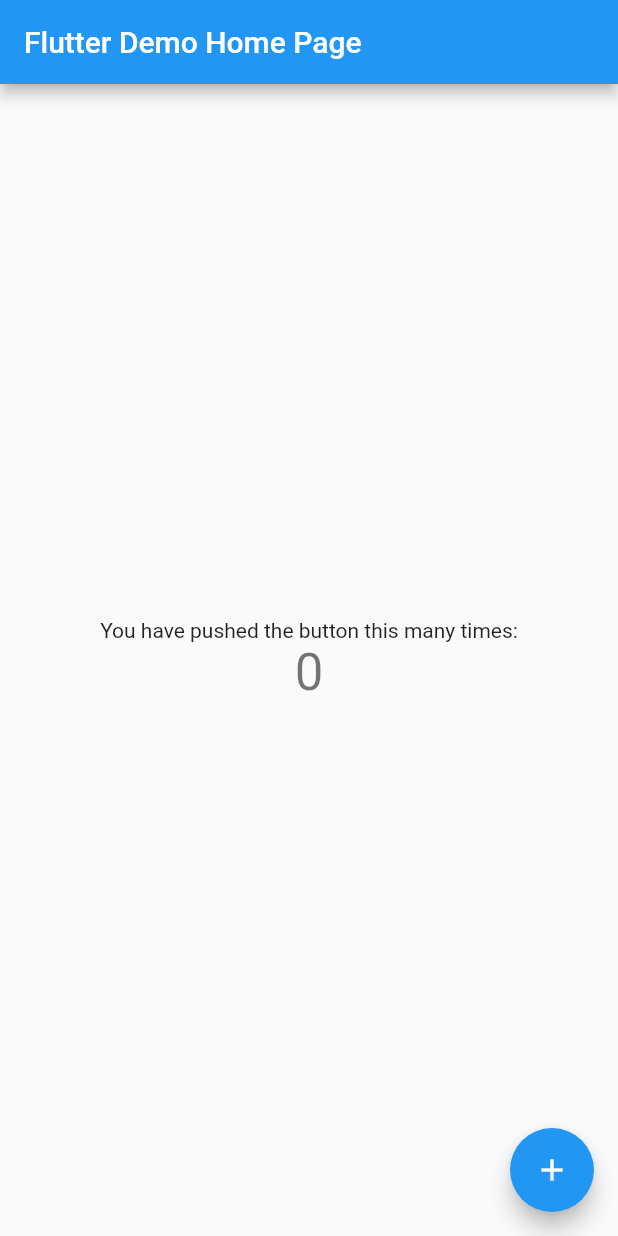
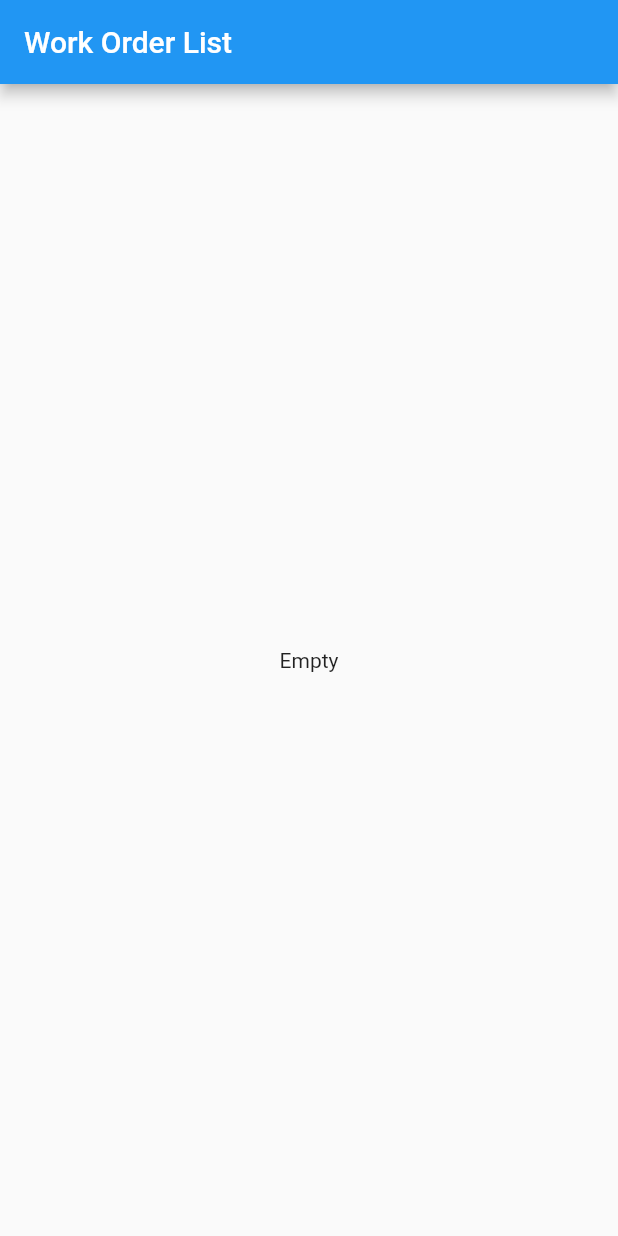
Before and after one commit to swgem/WorkOrderManagerUI, a Flutter app: the screen it shows after launch, on a phone screen of 412 x 824 dp. Run offline on Flutter 3.47's test engine with Material 2 defaults, Android fonts, the phone set to English and light mode, and no system bars; network calls fail.

Commit message:
Add WorkOrderUi printing retrieved objects as a vertical list and replace default flutter template for this new one

```diff
--- a/work_order_manager_ui/lib/main.dart
+++ b/work_order_manager_ui/lib/main.dart
@@ -1,4 +1,5 @@
 import 'package:flutter/material.dart';
+import 'package:work_order_manager_ui/ui/work_order_ui.dart';
 
 void main() {
   runApp(const MyApp());
@@ -13,103 +14,9 @@
     return MaterialApp(
       title: 'Flutter Demo',
       theme: ThemeData(
-        // This is the theme of your application.
-        //
-        // Try running your application with "flutter run". You'll see the
-        // application has a blue toolbar. Then, without quitting the app, try
-        // changing the primarySwatch below to Colors.green and then invoke
-        // "hot reload" (press "r" in the console where you ran "flutter run",
-        // or simply save your changes to "hot reload" in a Flutter IDE).
-        // Notice that the counter didn't reset back to zero; the application
-        // is not restarted.
         primarySwatch: Colors.blue,
       ),
-      home: const MyHomePage(title: 'Flutter Demo Home Page'),
+      home: WorkOrderUi(),
     );
   }
 }
-
-class MyHomePage extends StatefulWidget {
-  const MyHomePage({super.key, required this.title});
-
-  // This widget is the home page of your application. It is stateful, meaning
-  // that it has a State object (defined below) that contains fields that affect
-  // how it looks.
-
-  // This class is the configuration for the state. It holds the values (in this
-  // case the title) provided by the parent (in this case the App widget) and
-  // used by the build method of the State. Fields in a Widget subclass are
-  // always marked "final".
-
-  final String title;
-
-  @override
-  State<MyHomePage> createState() => _MyHomePageState();
-}
-
-class _MyHomePageState extends State<MyHomePage> {
-  int _counter = 0;
-
-  void _incrementCounter() {
-    setState(() {
-      // This call to setState tells the Flutter framework that something has
-      // changed in this State, which causes it to rerun the build method below
-      // so that the display can reflect the updated values. If we changed
-      // _counter without calling setState(), then the build method would not be
-      // called again, and so nothing would appear to happen.
-      _counter++;
-    });
-  }
-
-  @override
-  Widget build(BuildContext context) {
-    // This method is rerun every time setState is called, for instance as done
-    // by the _incrementCounter method above.
-    //
-    // The Flutter framework has been optimized to make rerunning build methods
-    // fast, so that you can just rebuild anything that needs updating rather
-    // than having to individually change instances of widgets.
-    return Scaffold(
-      appBar: AppBar(
-        // Here we take the value from the MyHomePage object that was created by
-        // the App.build method, and use it to set our appbar title.
-        title: Text(widget.title),
-      ),
-      body: Center(
-        // Center is a layout widget. It takes a single child and positions it
-        // in the middle of the parent.
-        child: Column(
-          // Column is also a layout widget. It takes a list of children and
-          // arranges them vertically. By default, it sizes itself to fit its
-          // children horizontally, and tries to be as tall as its parent.
-          //
-          // Invoke "debug painting" (press "p" in the console, choose the
-          // "Toggle Debug Paint" action from the Flutter Inspector in Android
-          // Studio, or the "Toggle Debug Paint" command in Visual Studio Code)
-          // to see the wireframe for each widget.
-          //
-          // Column has various properties to control how it sizes itself and
-          // how it positions its children. Here we use mainAxisAlignment to
-          // center the children vertically; the main axis here is the vertical
-          // axis because Columns are vertical (the cross axis would be
-          // horizontal).
-          mainAxisAlignment: MainAxisAlignment.center,
-          children: <Widget>[
-            const Text(
-              'You have pushed the button this many times:',
-            ),
-            Text(
-              '$_counter',
-              style: Theme.of(context).textTheme.headline4,
-            ),
-          ],
-        ),
-      ),
-      floatingActionButton: FloatingActionButton(
-        onPressed: _incrementCounter,
-        tooltip: 'Increment',
-        child: const Icon(Icons.add),
-      ), // This trailing comma makes auto-formatting nicer for build methods.
-    );
-  }
-}
--- /dev/null
+++ b/work_order_manager_ui/lib/ui/work_order_ui.dart
@@ -0,0 +1,55 @@
+import 'dart:convert';
+
+import 'package:flutter/material.dart';
+import 'package:work_order_manager_ui/models/api_services.dart';
+
+import '../models/work_order.dart';
+
+class WorkOrderUi extends StatefulWidget {
+  const WorkOrderUi({super.key});
+
+  @override
+  State<WorkOrderUi> createState() => _WorkOrderUiState();
+}
+
+class _WorkOrderUiState extends State<WorkOrderUi> {
+  List<WorkOrder>? workOrders;
+
+  _getWorkOrders() {
+    ApiServices.fetchWorkOrder().then((response) {
+      Iterable list = jsonDecode(response.body);
+      var workOrderList = list.map((obj) => WorkOrder.fromObject(obj)).toList();
+      setState(() {
+        workOrders = workOrderList;
+      });
+    });
+  }
+
+  @override
+  void initState() {
+    super.initState();
+    _getWorkOrders();
+  }
+
+  @override
+  Widget build(BuildContext context) {
+    return Scaffold(
+        appBar: AppBar(title: const Text('Work Order List')),
+        body: (workOrders == null)
+            ? const Center(child: Text("Empty"))
+            : ListView.builder(
+                itemCount: workOrders?.length,
+                itemBuilder: (content, index) => Card(
+                      color: Colors.white,
+                      elevation: 2.0,
+                      child: ListTile(
+                        title: ListTile(
+                          title:
+                              Text(workOrders?[index].client ?? "EMPTY CLIENT"),
+                          subtitle: Text(workOrders?[index].serviceSummary ??
+                              "EMPTY SERVICE SUMMARY"),
+                        ),
+                      ),
+                    )));
+  }
+}
```
